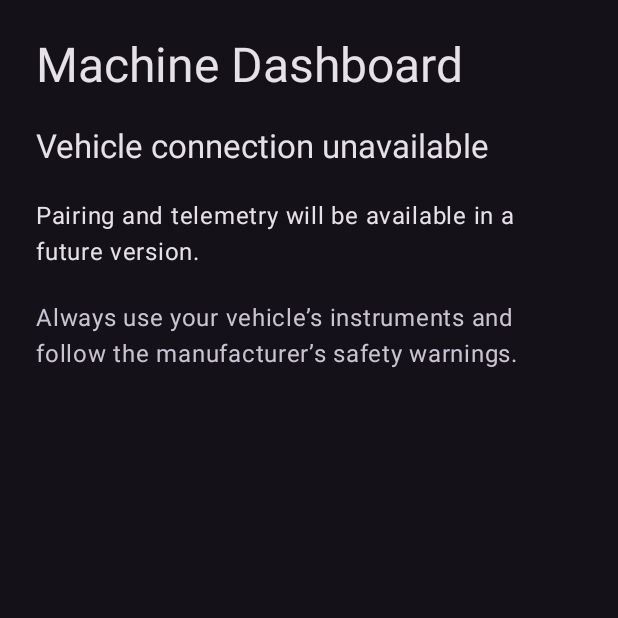
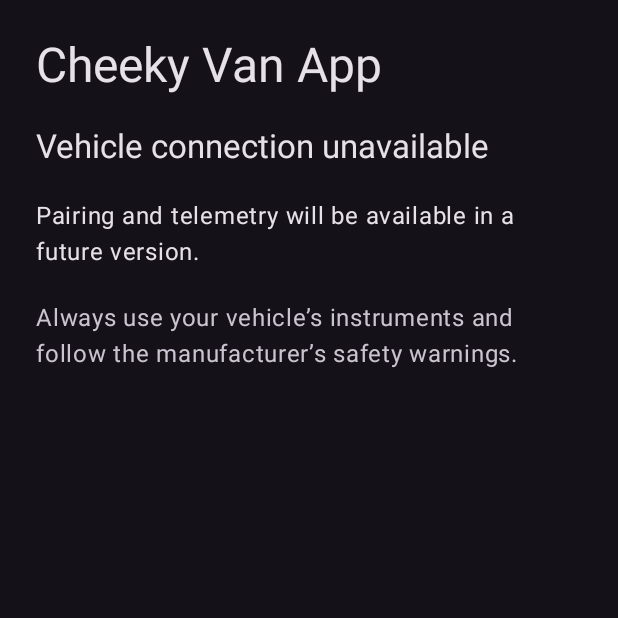
Before and after one commit to tacoviajero/cheeky-van-app, an Android app built with Jetpack Compose: the screen it shows after launch (MainActivity), on a phone screen of 412 x 824 dp, the top half of it. Run offline under Robolectric (Android 15) with nearby library versions, the phone set to English and light mode, and no system bars.

Commit message:
fix: name Cheeky Van App and clarify personal T5 scope

```diff
--- a/app/src/main/AndroidManifest.xml
+++ b/app/src/main/AndroidManifest.xml
@@ -7,7 +7,7 @@
       android:icon="@drawable/ic_launcher"
       android:label="@string/app_name"
       android:supportsRtl="true"
-      android:theme="@style/Theme.MachineDashboard">
+      android:theme="@style/Theme.CheekyVanApp">
     <activity
         android:name=".presentation.MainActivity"
         android:exported="true">
--- a/app/src/main/res/values/strings.xml
+++ b/app/src/main/res/values/strings.xml
@@ -1,6 +1,6 @@
 <?xml version="1.0" encoding="utf-8"?>
 <resources>
-  <string name="app_name">Machine Dashboard</string>
+  <string name="app_name">Cheeky Van App</string>
   <string name="foundation_status">Vehicle connection unavailable</string>
   <string name="foundation_description">Pairing and telemetry will be available in a future version.</string>
   <string name="safety_notice">Always use your vehicle’s instruments and follow the manufacturer’s safety warnings.</string>
--- a/app/src/main/res/values/themes.xml
+++ b/app/src/main/res/values/themes.xml
@@ -1,6 +1,6 @@
 <?xml version="1.0" encoding="utf-8"?>
 <resources>
-  <style name="Theme.MachineDashboard" parent="android:style/Theme.Material.NoActionBar">
+  <style name="Theme.CheekyVanApp" parent="android:style/Theme.Material.NoActionBar">
     <item name="android:fontFamily">sans</item>
     <item name="android:windowLightStatusBar">false</item>
     <item name="android:windowBackground">#101418</item>
--- a/settings.gradle.kts
+++ b/settings.gradle.kts
@@ -14,5 +14,5 @@ dependencyResolutionManagement {
     }
 }
 
-rootProject.name = "MachineDashboard"
+rootProject.name = "CheekyVanApp"
 include(":app")
```
Also changed, not shown: 4 other files.
